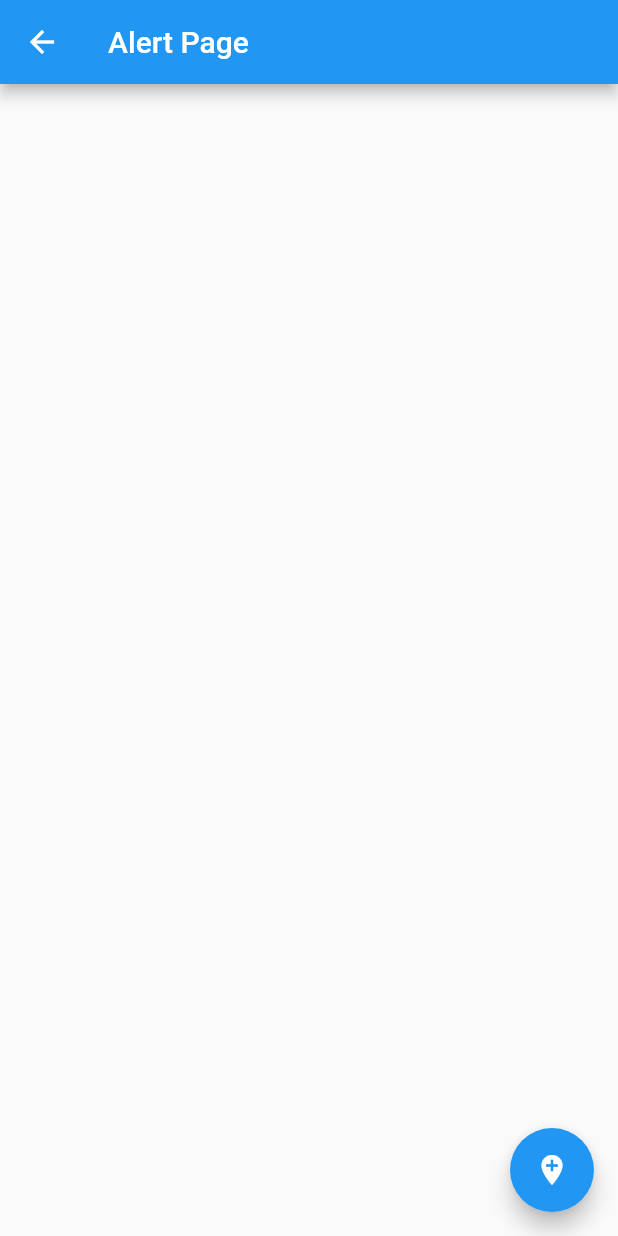
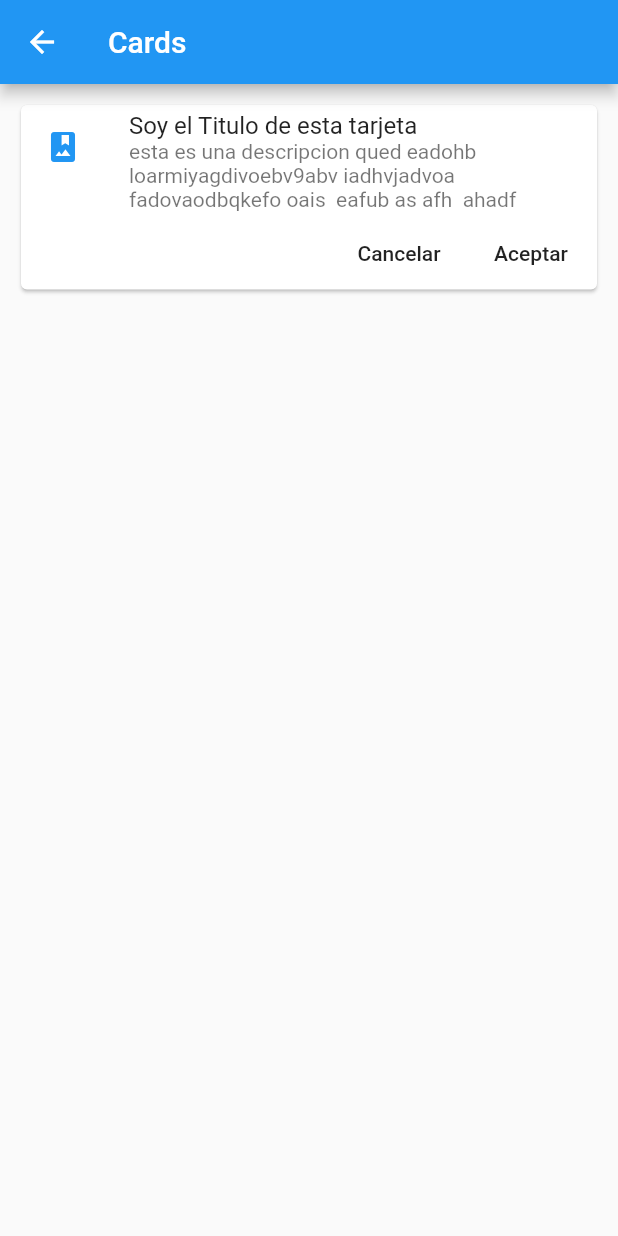
Before and after one commit to ecorrea343/componenteFlutter, a Flutter app: the screen it shows after launch, after a tap on "Cards - Tarjetas", on a phone screen of 412 x 824 dp. Run offline on Flutter 3.47's test engine with Material 2 defaults, Android fonts, the phone set to English and light mode, and no system bars.

Commit message:
Agregando Card Widget . 72

```diff
--- /dev/null
+++ b/lib/src/pages/card_page.dart
@@ -0,0 +1,58 @@
+import 'package:flutter/material.dart';
+
+
+class CardPage extends StatelessWidget {
+
+      /*
+      * Archivo creado en video 72
+      * Proposito :
+      */
+    @override
+    Widget build(BuildContext context) {
+      return Scaffold(
+          appBar: AppBar(
+            title: Text('Cards'),
+          ),
+        body: ListView(
+              padding: EdgeInsets.all(10.0),
+              children: <Widget>[
+                    _cardTipo1()
+              ],
+        ) ,//Como queremos crear muchas tarjetas creamos un ListView
+      );
+    }
+
+    Widget _cardTipo1(){
+
+      return Card(
+          child: Column(
+            children: <Widget>[
+              ListTile(
+                leading: Icon( Icons.photo_album, color:Colors.blue ),
+                title: Text('Soy el Titulo de esta tarjeta'),
+                subtitle: Text('esta es una descripcion qued eadohb loarmiyagdivoebv9abv iadhvjadvoa fadovaodbqkefo oais  eafub as afh  ahadf'),
+              ),
+              Row(
+                mainAxisAlignment: MainAxisAlignment.end,
+                children: <Widget>[
+                  FlatButton(
+                    child:Text('Cancelar') ,
+                    onPressed: () {},
+                  ),
+                  FlatButton(
+                    child: Text('Aceptar'),
+                    onPressed: (){},
+                  )
+
+                ],
+              )
+
+            ],
+          ),
+
+      );
+
+    }
+
+
+}
--- a/lib/src/pages/home_page.dart
+++ b/lib/src/pages/home_page.dart
@@ -64,12 +64,8 @@ class HomePage extends StatelessWidget{
           leading: getIcon(opt['icon']),
           trailing: Icon(Icons.keyboard_arrow_right ,  color: Colors.blue),
           onTap: (){
-
+              print('---------------> ${opt['ruta']}');
               Navigator.pushNamed(context, opt['ruta']);
-
-
-
-
 
             //   final route = MaterialPageRoute(
             //       builder: (context) => AlertPage()
--- a/lib/src/routes/routes.dart
+++ b/lib/src/routes/routes.dart
@@ -1,9 +1,10 @@
 import 'package:componentes/src/pages/alert_page.dart';
 import 'package:componentes/src/pages/avatar_page.dart';
+import 'package:componentes/src/pages/card_page.dart';
 import 'package:componentes/src/pages/home_page.dart';
 
 import 'package:flutter/material.dart';
-   /**
+   /*
     *Archivo creado en el video  numero 70
     *Proposito : Archivo creado para poder tener un orden de las rutas y tener el main.dart mas limpio de codigo innecesario
     *solo llamando a este archivo con la funcion getApplicationRoutes()
@@ -13,10 +14,10 @@ import 'package:flutter/material.dart';
     */
     Map<String, WidgetBuilder>getApplicationRoutes(){
 
-
-    return <String , WidgetBuilder> {
+     return <String , WidgetBuilder> {
           '/'         : (BuildContext context) => HomePage(),
-          '/alert'    : (BuildContext context) => AlertPage(),
-          '/avatar'   : (BuildContext context) => AvatarPage(),
+          'alert'    : (BuildContext context) => AlertPage(),
+          'avatar'   : (BuildContext context) => AvatarPage(),
+          'card'     : (BuildContext context) => CardPage(),
      };
 }
```
